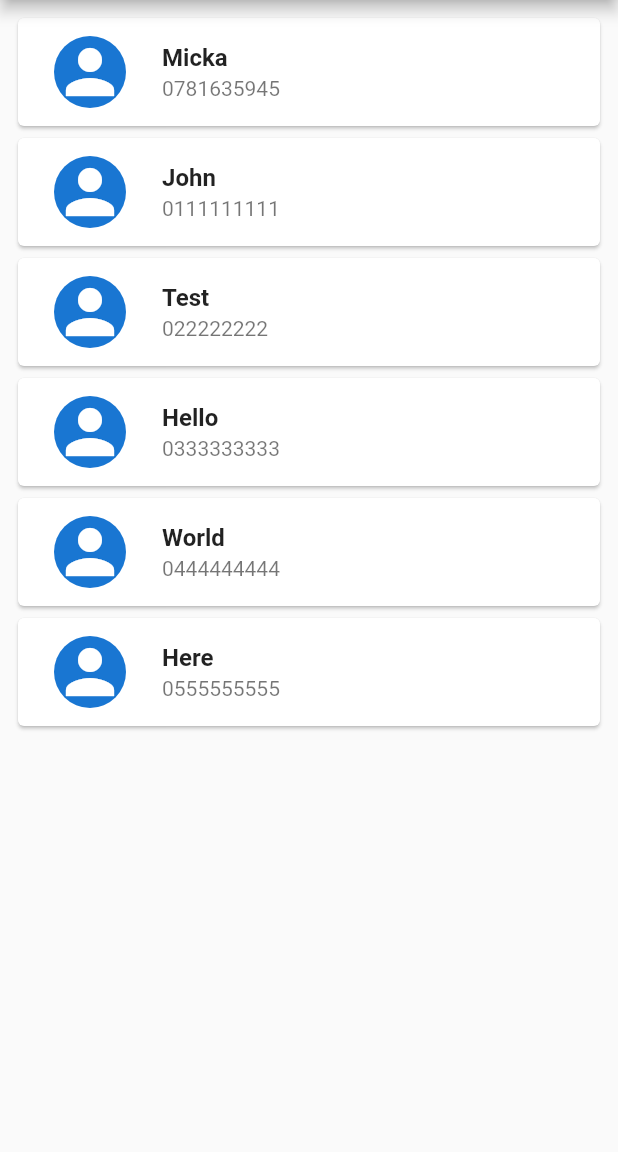
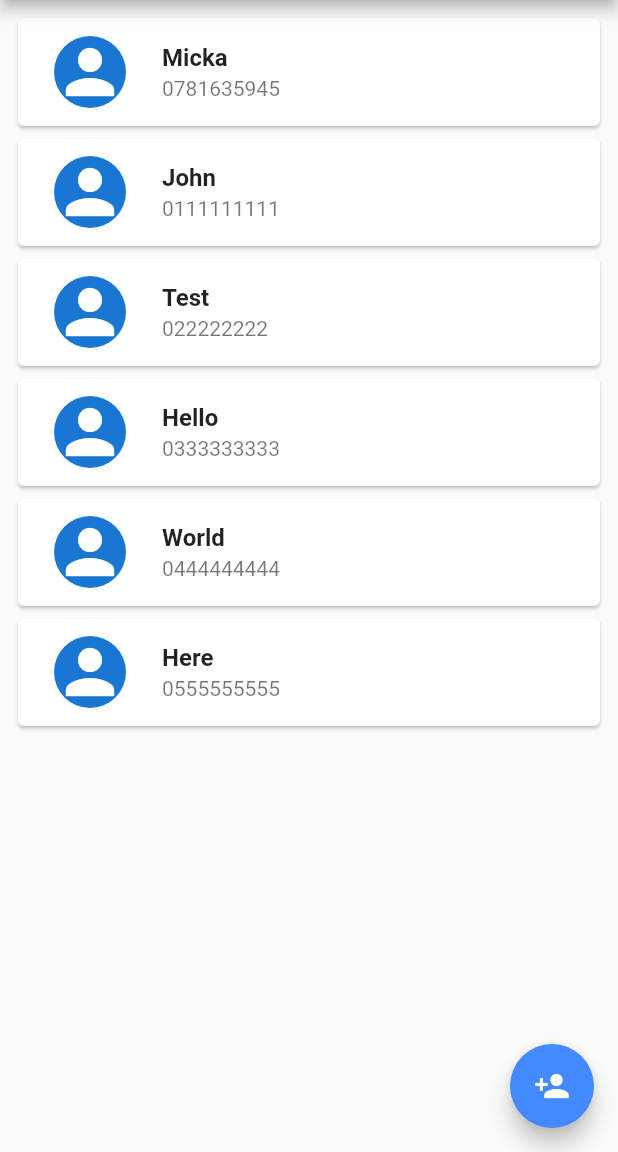
Before and after one commit to Mickael-Lokhate/ft_hangout, a Flutter app: the screen it shows after launch, on a phone screen of 412 x 824 dp, the part 84-1236 px from its top. Run offline on Flutter 3.47's test engine with Material 2 defaults, Android fonts, the phone set to English and light mode, and no system bars.

Commit message:
Add floating action button to add new contact

```diff
--- a/lib/screens/home.dart
+++ b/lib/screens/home.dart
@@ -23,7 +23,12 @@ class _ContactListState extends State<ContactList> {
         builder: (context, list, child) {
           return _buildList(list);
         },
-      )
+      ),
+      floatingActionButton: FloatingActionButton(
+        onPressed: () {},
+        backgroundColor: Colors.blueAccent,
+        child: const Icon(Icons.person_add),
+      ),
     );
   }
 
```
